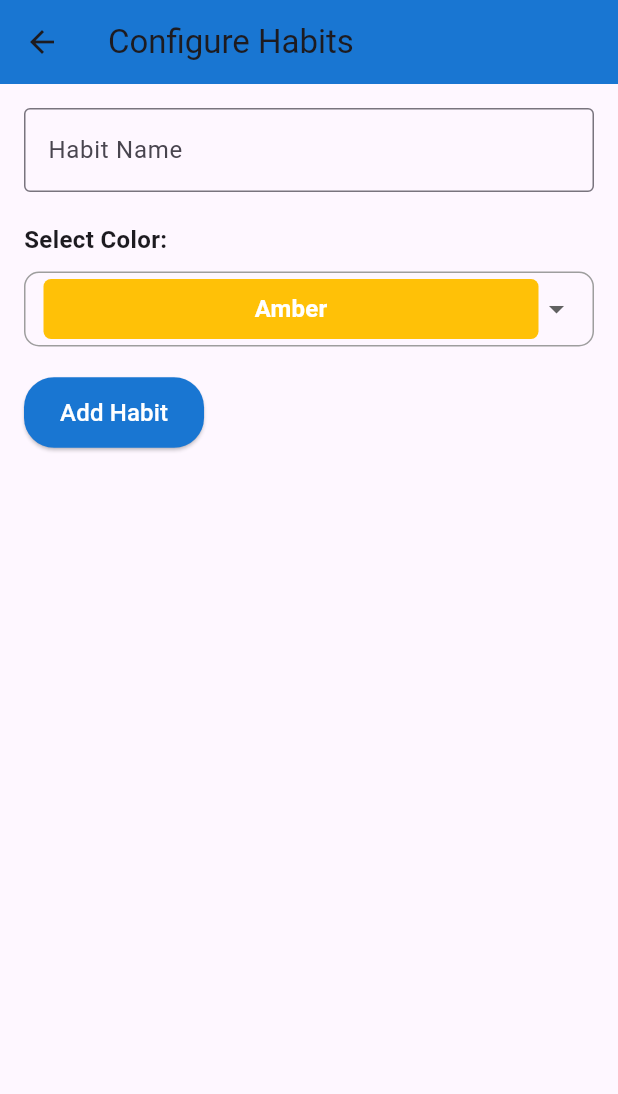
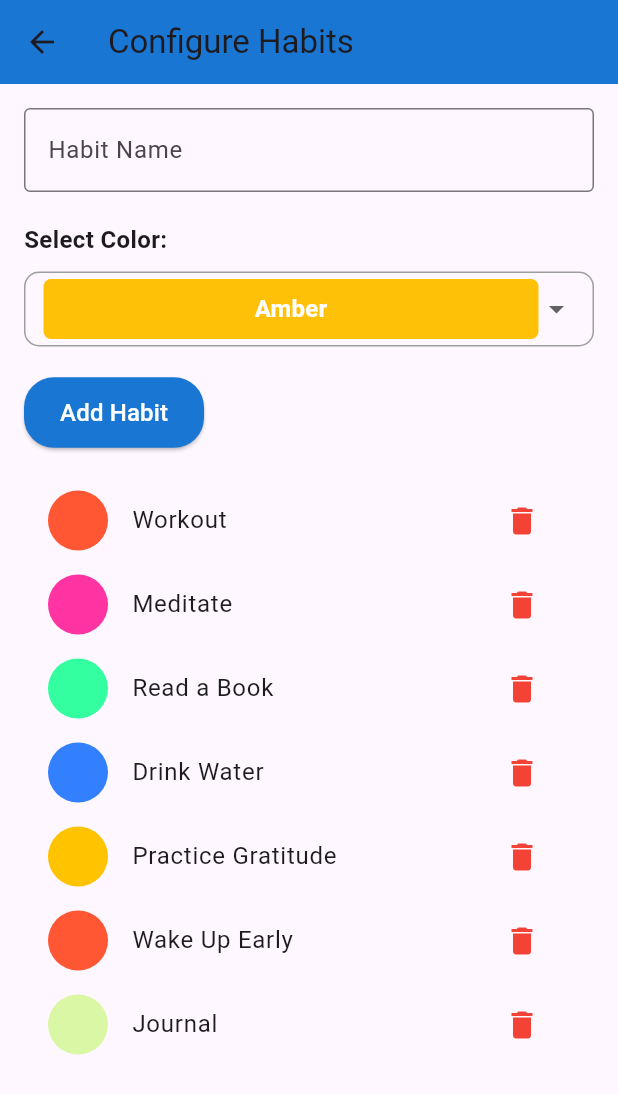
Before and after one commit to Edembf/habit_tracker, a Flutter app: the AddHabitScreen screen opened directly, after a tap on "Add Habit", on a phone screen of 412 x 824 dp. Shown: the top 1094 px of the screen. Run offline on Flutter 3.47's test engine with Material 3 defaults, Android fonts, the phone set to English and light mode, and no system bars; our stand-ins replace fluttertoast.

```diff
--- a/lib/add_habit_screen.dart
+++ b/lib/add_habit_screen.dart
@@ -1,7 +1,4 @@
-import 'dart:convert';
-
 import 'package:flutter/material.dart';
-import 'package:shared_preferences/shared_preferences.dart';
 
 class AddHabitScreen extends StatefulWidget {
   const AddHabitScreen({super.key});
@@ -34,26 +31,30 @@ class _AddHabitScreenState extends State<AddHabitScreen> {
   }
 
   Future<void> _loadHabits() async {
-    SharedPreferences prefs = await SharedPreferences.getInstance();
     setState(() {
-      // Load habits from both maps
-      selectedHabitsMap = Map<String, String>.from(
-          jsonDecode(prefs.getString('selectedHabitsMap') ?? '{}'));
-      completedHabitsMap = Map<String, String>.from(
-          jsonDecode(prefs.getString('completedHabitsMap') ?? '{}'));
+      // Hardcoded habits for demonstration
+      selectedHabitsMap = {
+        'Workout': 'FF5733', // Color in hex (e.g., Amber)
+        'Meditate': 'FF33A1',
+        'Read a Book': '33FFA1',
+        'Drink Water': '3380FF',
+        'Practice Gratitude': 'FFC300',
+      };
+      completedHabitsMap = {'Wake Up Early': 'FF5733', 'Journal': 'DAF7A6'};
     });
   }
 
   Future<void> _saveHabits() async {
-    SharedPreferences prefs = await SharedPreferences.getInstance();
-    await prefs.setString('selectedHabitsMap', jsonEncode(selectedHabitsMap));
-    await prefs.setString('completedHabitsMap', jsonEncode(completedHabitsMap));
+    // This function intentionally left empty as no saving is needed
   }
 
   @override
   Widget build(BuildContext context) {
     // Combine both maps for display, ensuring no duplicates
-    Map<String, String> allHabitsMap = {...selectedHabitsMap, ...completedHabitsMap};
+    Map<String, String> allHabitsMap = {
+      ...selectedHabitsMap,
+      ...completedHabitsMap,
+    };
 
     return Scaffold(
       appBar: AppBar(
@@ -100,7 +101,10 @@ class _AddHabitScreenState extends State<AddHabitScreen> {
                       ),
                       child: Text(
                         colorName,
-                        style: TextStyle(color: Colors.white, fontWeight: FontWeight.bold),
+                        style: TextStyle(
+                          color: Colors.white,
+                          fontWeight: FontWeight.bold,
+                        ),
                       ),
                     ),
                   );
@@ -119,12 +123,12 @@ class _AddHabitScreenState extends State<AddHabitScreen> {
                 if (_habitController.text.isNotEmpty) {
                   setState(() {
                     // Add the new habit to the selectedHabitsMap with the chosen color
-                    selectedHabitsMap[_habitController.text] =
-                        selectedColor.value.toRadixString(16);
+                    selectedHabitsMap[_habitController.text] = selectedColor
+                        .value
+                        .toRadixString(16);
                     _habitController.clear();
                     selectedColorName = 'Amber'; // Reset to default
                     selectedColor = _habitColors[selectedColorName]!;
-                    _saveHabits();
                   });
                 }
               },
@@ -137,7 +141,10 @@ class _AddHabitScreenState extends State<AddHabitScreen> {
                 shape: RoundedRectangleBorder(
                   borderRadius: BorderRadius.circular(20),
                 ),
-                padding: const EdgeInsets.symmetric(horizontal: 24, vertical: 12),
+                padding: const EdgeInsets.symmetric(
+                  horizontal: 24,
+                  vertical: 12,
+                ),
               ),
             ),
             const SizedBox(height: 20),
@@ -147,9 +154,7 @@ class _AddHabitScreenState extends State<AddHabitScreen> {
                   final habitName = entry.key;
                   final habitColor = _getColorFromHex(entry.value);
                   return ListTile(
-                    leading: CircleAvatar(
-                      backgroundColor: habitColor,
-                    ),
+                    leading: CircleAvatar(backgroundColor: habitColor),
                     title: Text(habitName),
                     trailing: IconButton(
                       icon: Icon(Icons.delete, color: Colors.red),
@@ -158,7 +163,6 @@ class _AddHabitScreenState extends State<AddHabitScreen> {
                           // Remove habit from both maps if it exists
                           selectedHabitsMap.remove(habitName);
                           completedHabitsMap.remove(habitName);
-                          _saveHabits();
                         });
                       },
                     ),
```
Also changed, not shown: lib/habit_tracker_screen.dart (+8 -2 lines).
